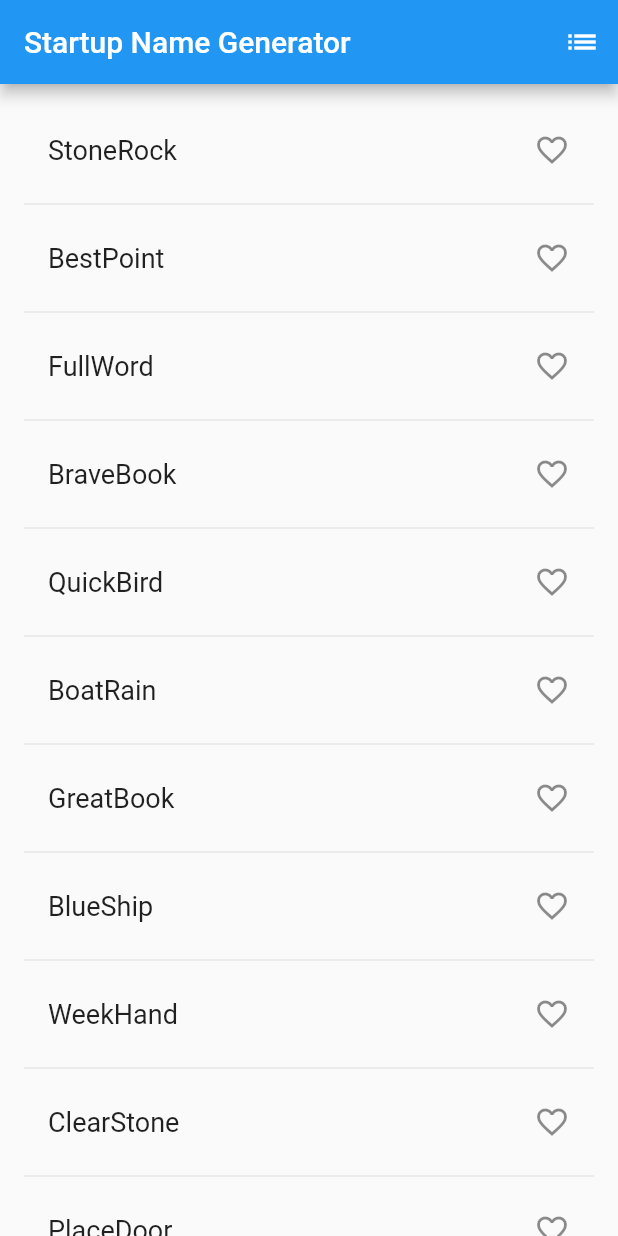
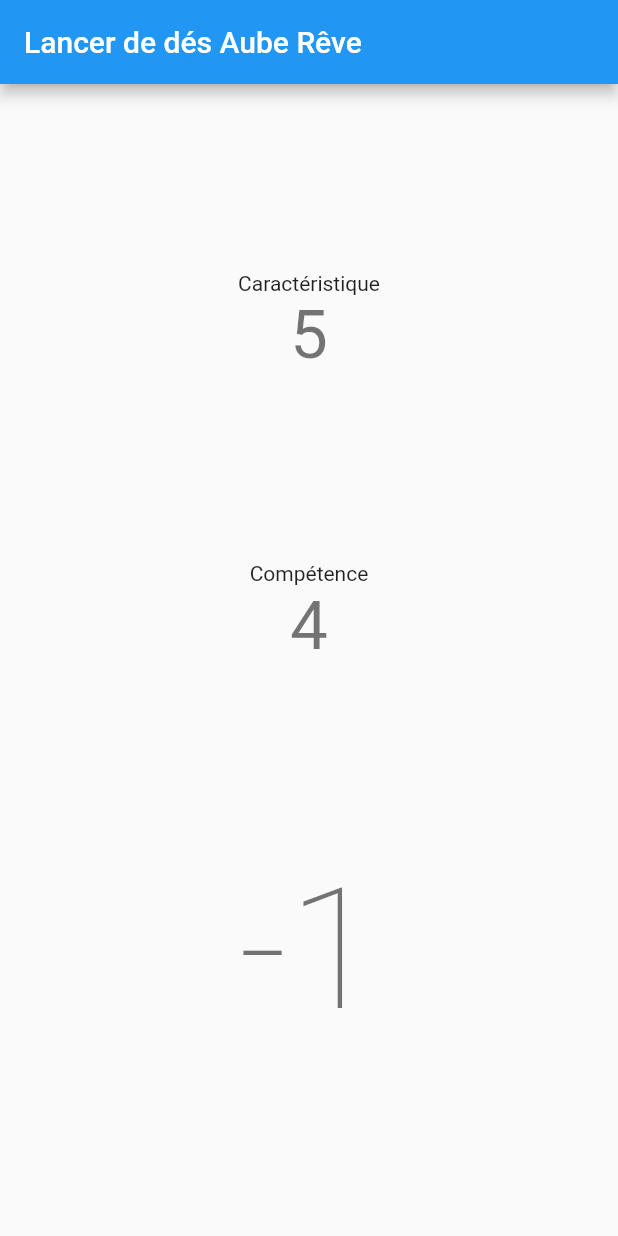
Before and after one commit to Neamar/aube_reve, a Flutter app: the screen it shows after launch, on a phone screen of 412 x 824 dp. Run offline on Flutter 3.47's test engine with Material 2 defaults, Android fonts, the phone set to English and light mode, and no system bars.

Commit message:
Main scaffolding for real app

```diff
--- a/lib/main.dart
+++ b/lib/main.dart
@@ -1,4 +1,3 @@
-import 'package:english_words/english_words.dart';
 import 'package:flutter/material.dart';
 
 void main() => runApp(MyApp());
@@ -6,77 +5,54 @@ void main() => runApp(MyApp());
 class MyApp extends StatelessWidget {
   @override
   Widget build(BuildContext context) {
-    final wordPair = WordPair.random();
-
     return MaterialApp(
-      title: 'Welcome to Flutter',
-      home: RandomWords(),
+      title: 'Aube Rêve',
+      home: DiceRoller(),
     );
   }
 }
 
-class RandomWordsState extends State<RandomWords> {
-  final _suggestions = <WordPair>[];
-  final Set<WordPair> _saved = Set<WordPair>();
-  final _biggerFont = const TextStyle(fontSize: 18.0);
-
-  Widget _buildSuggestions() {
-    return ListView.builder(
-        padding: const EdgeInsets.all(16.0),
-        itemBuilder: /*1*/ (context, i) {
-          if (i.isOdd) return Divider();
-          /*2*/
-
-          final index = i ~/ 2; /*3*/
-          if (index >= _suggestions.length) {
-            _suggestions.addAll(generateWordPairs().take(10)); /*4*/
-          }
-          return _buildRow(_suggestions[index]);
-        });
-  }
-
-  Widget _buildRow(WordPair pair) {
-    final bool alreadySaved = _saved.contains(pair);
-    return ListTile(
-      title: Text(
-        pair.asPascalCase,
-        style: _biggerFont,
-      ),
-      trailing: Icon(
-        // Add the lines from here...
-        alreadySaved ? Icons.favorite : Icons.favorite_border,
-        color: alreadySaved ? Colors.red : null,
-      ),
-      onTap: () {
-        setState(() {
-          if (alreadySaved) {
-            _saved.remove(pair);
-          } else {
-            _saved.add(pair);
-          }
-        });
-      },
-    );
-  }
-
-  void _pushSaved() {
-  }
+class DiceRollerState extends State<DiceRoller> {
+  final _diceCount = 5;
+  final _successThreshold = 4;
+  final _currentResult = -1;
 
   @override
   Widget build(BuildContext context) {
     return Scaffold(
       appBar: AppBar(
-        title: Text('Startup Name Generator'),
-        actions: <Widget>[
-          IconButton(icon: Icon(Icons.list), onPressed: _pushSaved),
-        ],
+        title: Text("Lancer de dés Aube Rêve"),
       ),
-      body: _buildSuggestions(),
+      body: Center(
+        child: Column(
+          mainAxisAlignment: MainAxisAlignment.spaceEvenly,
+          children: <Widget>[
+            Column(children: <Widget>[
+              Text('Caractéristique'),
+              Text(
+                '$_diceCount',
+                style: Theme.of(context).textTheme.display2,
+              ),
+            ]),
+            Column(children: <Widget>[
+              Text('Compétence'),
+              Text(
+                '$_successThreshold',
+                style: Theme.of(context).textTheme.display2,
+              ),
+            ]),
+            Text(
+              '$_currentResult',
+              style: Theme.of(context).textTheme.display4,
+            ),
+          ],
+        ),
+      ),
     );
   }
 }
 
-class RandomWords extends StatefulWidget {
+class DiceRoller extends StatefulWidget {
   @override
-  RandomWordsState createState() => RandomWordsState();
+  DiceRollerState createState() => DiceRollerState();
 }
--- a/pubspec.yaml
+++ b/pubspec.yaml
@@ -19,7 +19,6 @@ environment:
 dependencies:
   flutter:
     sdk: flutter
-  english_words: ^3.1.0
 
   # The following adds the Cupertino Icons font to your application.
   # Use with the CupertinoIcons class for iOS style icons.
```
Also changed, not shown: pubspec.lock.
